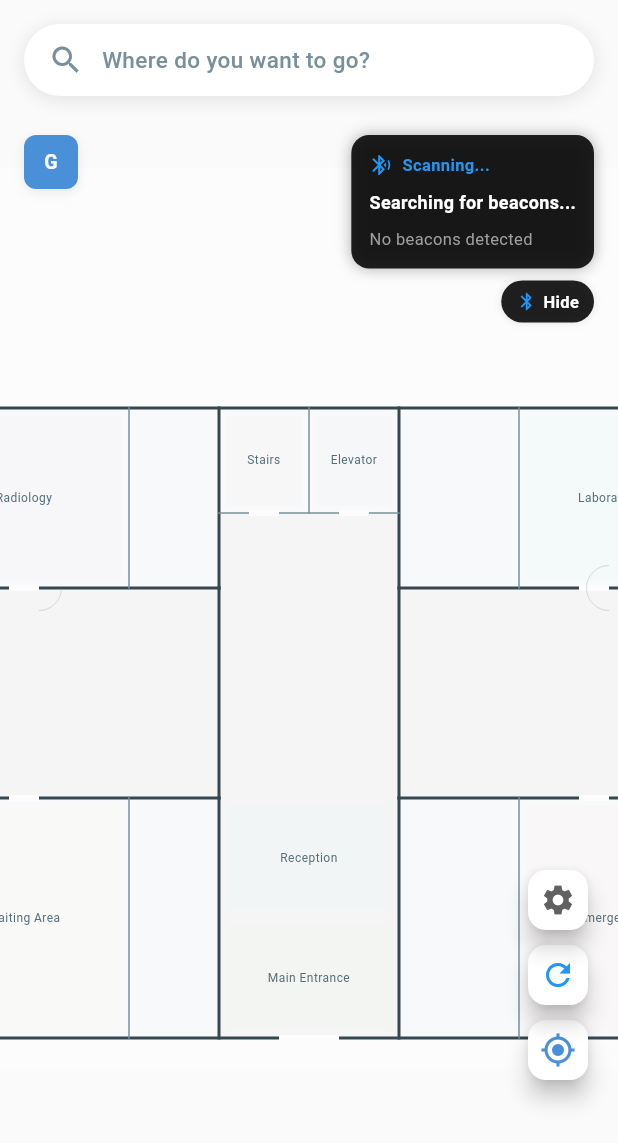
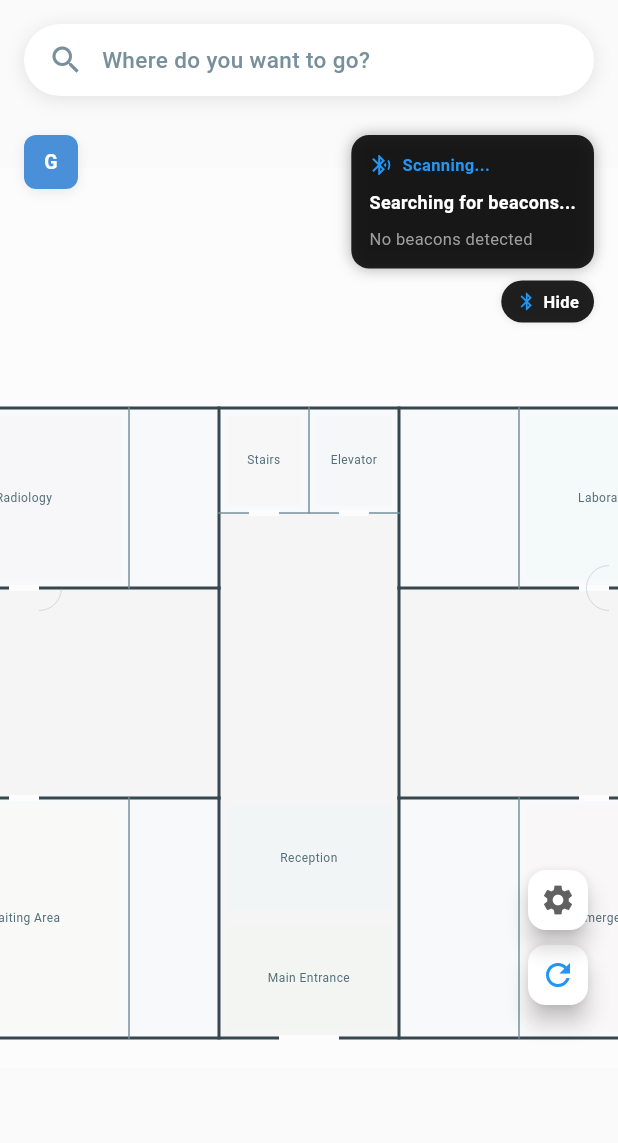
Before and after one commit to abdallaS117/navigation_with_beacons, a Flutter app: the screen it shows after launch, on a phone screen of 412 x 824 dp. Shown: the top 1143 px of the screen. Run offline on Flutter 3.47's test engine with Material 3 defaults, Android fonts, the phone set to English and light mode, and no system bars; our stand-ins replace cloud_firestore, equatable, file_picker, firebase_core, flutter_bloc, flutter_blue_plus and 2 more; accounts and stored records are empty.

Commit message:
packaging 10

```diff
--- a/lib/features/navigation/presentation/views/indoor_map_view.dart
+++ b/lib/features/navigation/presentation/views/indoor_map_view.dart
@@ -365,18 +365,18 @@ class _IndoorMapViewState extends State<IndoorMapView>
                       ),
 
                       // Center on User Button
-                      Positioned(
-                        right: 16,
-                        bottom: (navState.selectedDestination != null ? 220 : 100) +
-                            MediaQuery.of(context).padding.bottom,
-                        child: FloatingActionButton.small(
-                          heroTag: 'center_user',
-                          backgroundColor: Colors.white,
-                          foregroundColor: AppColors.primary,
-                          onPressed: () => _centerOnUser(beaconState.currentBeacon),
-                          child: const Icon(Icons.my_location),
-                        ),
-                      ),
+                      // Positioned(
+                      //   right: 16,
+                      //   bottom: (navState.selectedDestination != null ? 220 : 100) +
+                      //       MediaQuery.of(context).padding.bottom,
+                      //   child: FloatingActionButton.small(
+                      //     heroTag: 'center_user',
+                      //     backgroundColor: Colors.white,
+                      //     foregroundColor: AppColors.primary,
+                      //     onPressed: () => _centerOnUser(beaconState.currentBeacon),
+                      //     child: const Icon(Icons.my_location),
+                      //   ),
+                      // ),
 
                       // Refresh Configuration Button
                       Positioned(
```
